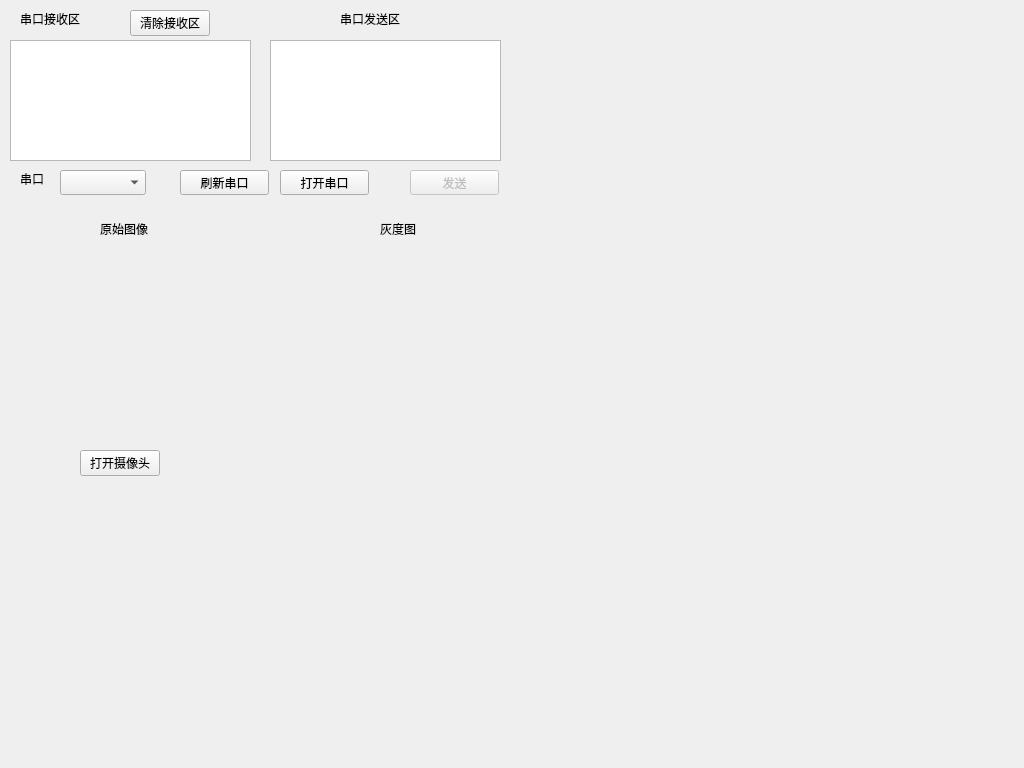
Before: the Qt Designer form UserUI/RobotUI.ui in LIGHT1213/RobotMasterComputer, drawn with Qt 5.
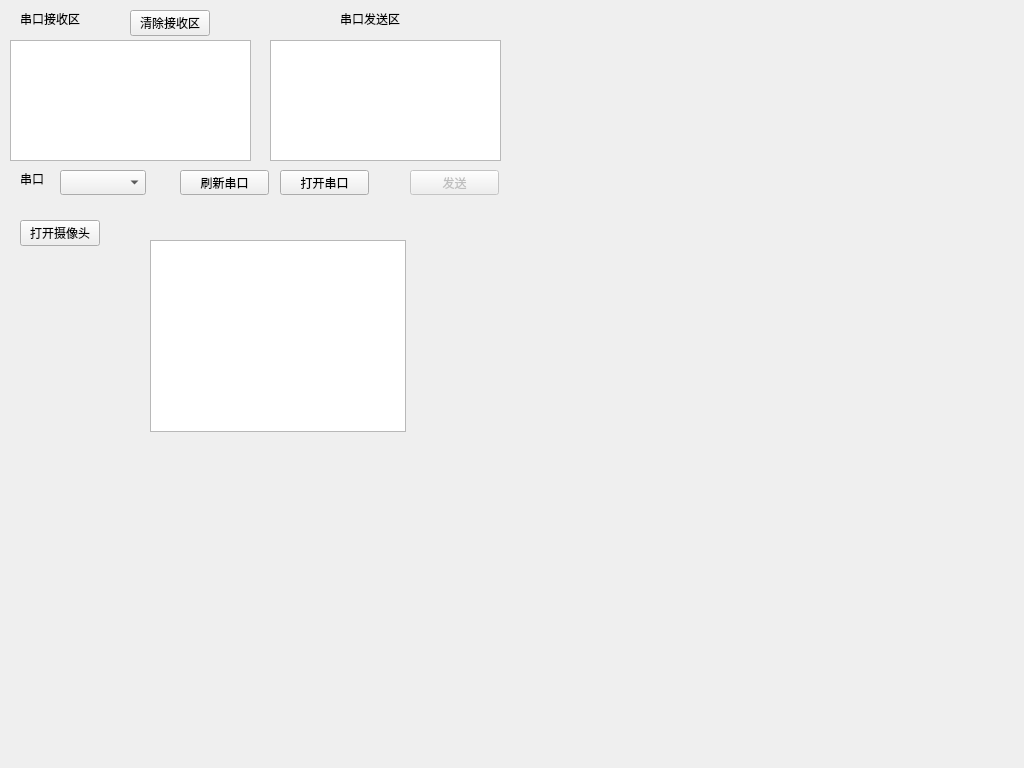
After: the same form once the commit is applied.

The edit to the form file:
```diff
--- a/UserUI/RobotUI.ui
+++ b/UserUI/RobotUI.ui
@@ -153,37 +153,11 @@
     <string>清除接收区</string>
    </property>
   </widget>
-  <widget class="QLabel" name="label_4">
-   <property name="geometry">
-    <rect>
-     <x>100</x>
-     <y>220</y>
-     <width>55</width>
-     <height>18</height>
-    </rect>
-   </property>
-   <property name="text">
-    <string>原始图像</string>
-   </property>
-  </widget>
-  <widget class="QLabel" name="label_5">
-   <property name="geometry">
-    <rect>
-     <x>380</x>
-     <y>220</y>
-     <width>55</width>
-     <height>18</height>
-    </rect>
-   </property>
-   <property name="text">
-    <string>灰度图</string>
-   </property>
-  </widget>
   <widget class="QPushButton" name="OpenCamera">
    <property name="geometry">
     <rect>
-     <x>80</x>
-     <y>450</y>
+     <x>20</x>
+     <y>220</y>
      <width>80</width>
      <height>26</height>
     </rect>
@@ -192,30 +166,14 @@
     <string>打开摄像头</string>
    </property>
   </widget>
-  <widget class="QLabel" name="RgbLabel">
+  <widget class="QTextBrowser" name="textBrowser">
    <property name="geometry">
     <rect>
-     <x>20</x>
+     <x>150</x>
      <y>240</y>
-     <width>241</width>
-     <height>181</height>
+     <width>256</width>
+     <height>192</height>
     </rect>
-   </property>
-   <property name="text">
-    <string/>
-   </property>
-  </widget>
-  <widget class="QLabel" name="GrayLabel">
-   <property name="geometry">
-    <rect>
-     <x>270</x>
-     <y>240</y>
-     <width>241</width>
-     <height>181</height>
-    </rect>
-   </property>
-   <property name="text">
-    <string/>
    </property>
   </widget>
  </widget>
```
